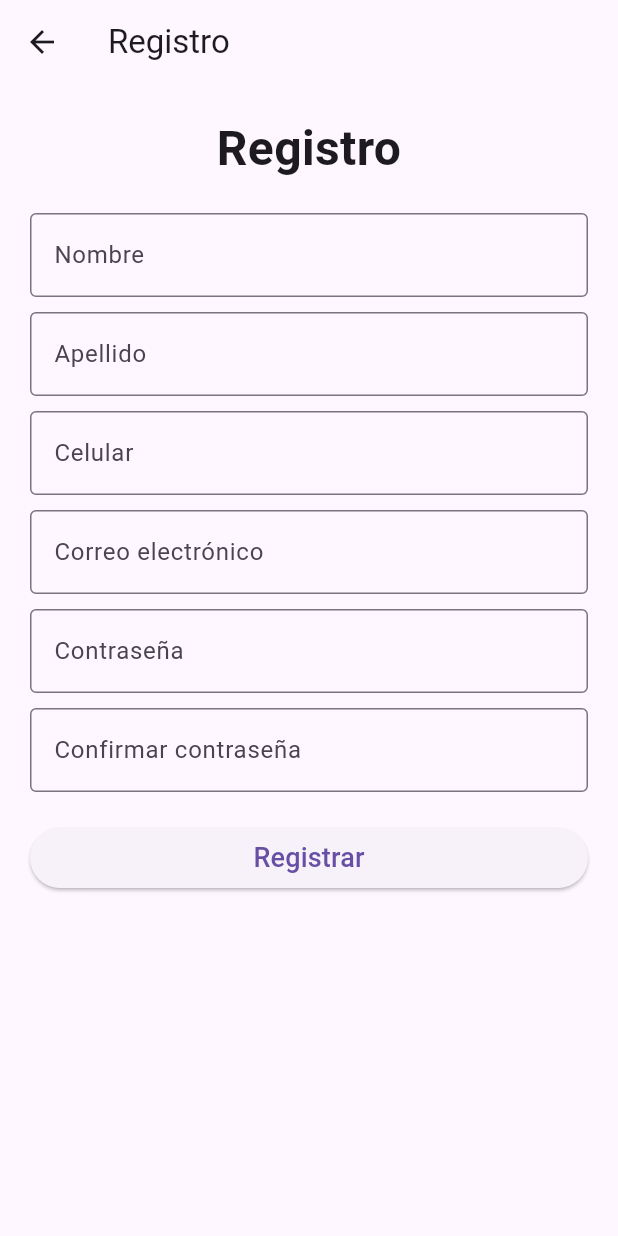
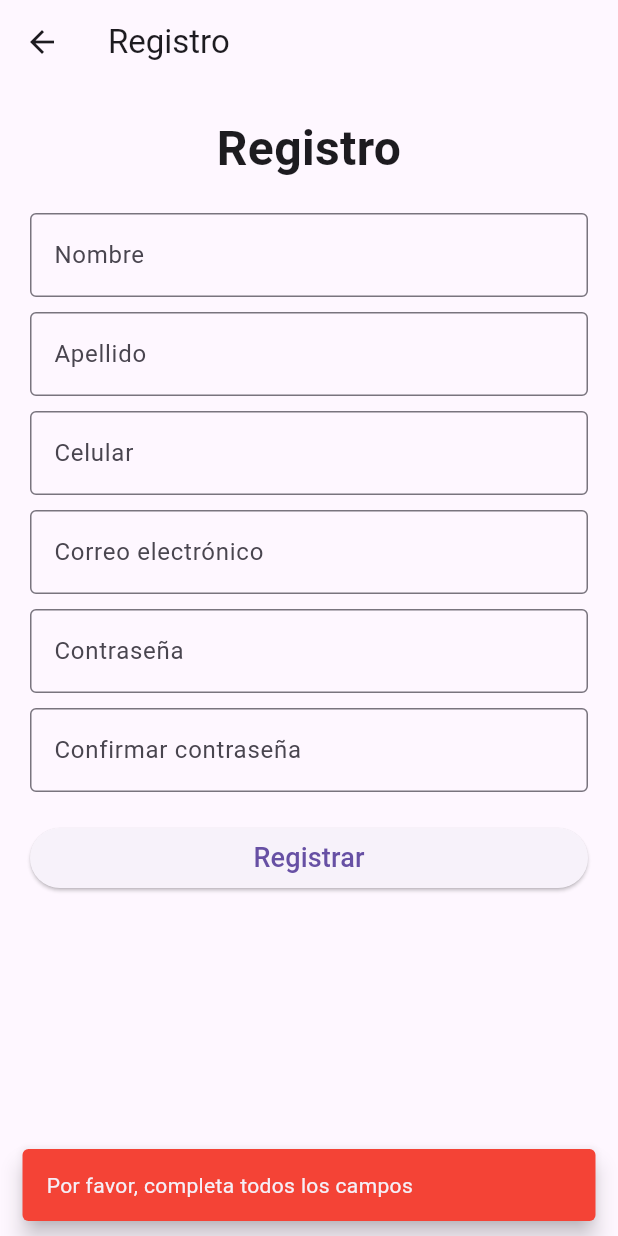
Before and after one commit to JeroCardona/CVScanner, a Flutter app: the RegisterScreen screen opened by its route, after a tap on "Registrar", on a phone screen of 412 x 824 dp. Run offline on Flutter 3.47's test engine with Material 3 defaults, Android fonts, the phone set to English and light mode, and no system bars; our stand-ins replace camera, file_picker, open_file, pdf, permission_handler; missing offline and left inert: google_mlkit_text_recognition.

Commit message:
feat: correcion 2 de register

```diff
--- a/cvscannerapp/lib/screens/register_screen.dart
+++ b/cvscannerapp/lib/screens/register_screen.dart
@@ -31,7 +31,30 @@ class _RegisterScreenState extends State<RegisterScreen> {
   }
 
   Future<void> _registerUser() async {
-    final url = Uri.parse('http://localhost:4000/api/users');
+    // Validar campos vacíos
+    if (_firstNameController.text.isEmpty ||
+        _lastNameController.text.isEmpty ||
+        _phoneController.text.isEmpty ||
+        _emailController.text.isEmpty ||
+        _passwordController.text.isEmpty ||
+        _confirmPasswordController.text.isEmpty) {
+      _showSnackBar('Por favor, completa todos los campos');
+      return;
+    }
+
+    // Validar longitud mínima de la contraseña
+    if (_passwordController.text.length < 8) {
+      _showSnackBar('La contraseña debe tener al menos 8 caracteres');
+      return;
+    }
+
+    // Validar que las contraseñas coincidan
+    if (_passwordController.text != _confirmPasswordController.text) {
+      _showSnackBar('Las contraseñas no coinciden');
+      return;
+    }
+
+    final url = Uri.parse('http://10.0.2.2:4000/api/users');
 
     final body = {
       "firstName": _firstNameController.text.trim(),
@@ -39,6 +62,7 @@ class _RegisterScreenState extends State<RegisterScreen> {
       "phone": _phoneController.text.trim(),
       "email": _emailController.text.trim(),
       "password": _passwordController.text,
+      "confirmPassword": _confirmPasswordController.text,
     };
 
     final response = await http.post(
@@ -48,19 +72,15 @@ class _RegisterScreenState extends State<RegisterScreen> {
     );
 
     if (response.statusCode == 201) {
-      _showSnackBar(context, 'Usuario registrado exitosamente', Colors.green);
+      _showSnackBar('Usuario registrado exitosamente', Colors.green);
       _navigateToHome(context);
     } else {
       final data = jsonDecode(response.body);
-      _showSnackBar(
-        context,
-        data['message'] ?? 'Error al registrar usuario',
-        Colors.red,
-      );
+      _showSnackBar(data['message'] ?? 'Error al registrar usuario');
     }
   }
 
-  void _showSnackBar(BuildContext context, String message, Color color) {
+  void _showSnackBar(String message, [Color color = Colors.red]) {
     ScaffoldMessenger.of(context).showSnackBar(
       SnackBar(
         content: Text(message),
```
Also changed, not shown: 1 other file.
